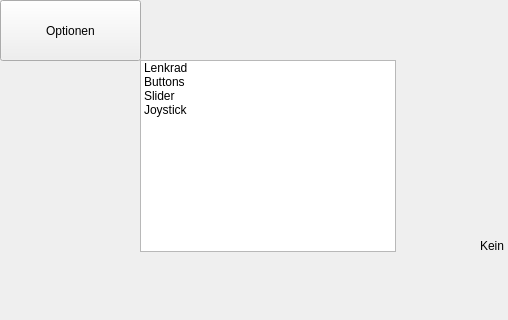
Before: the Qt Designer form src/test_qt_pkg/ui/mainwindow.ui in Silberbart007/Bachelorarbeit, drawn with Qt 5; both pictures show x 0 to 508 and y 0 to 320 of the 1232 by 813 pixel window.
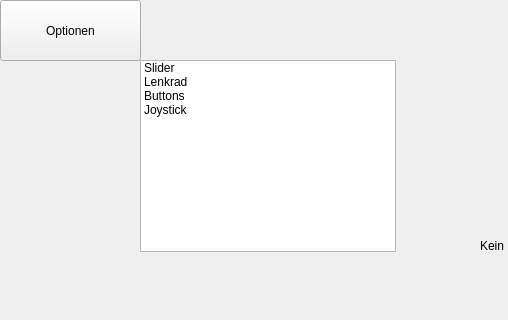
After: the same form once the commit is applied. Custom widgets are drawn as their Qt base class.

```diff
--- a/src/test_qt_pkg/ui/mainwindow.ui
+++ b/src/test_qt_pkg/ui/mainwindow.ui
@@ -198,6 +198,14 @@
     <property name="movement">
      <enum>QListView::Snap</enum>
     </property>
+    <property name="currentRow">
+     <number>-1</number>
+    </property>
+    <item>
+     <property name="text">
+      <string>Slider</string>
+     </property>
+    </item>
     <item>
      <property name="text">
       <string>Lenkrad</string>
@@ -208,11 +216,6 @@
       <string>Buttons</string>
      </property>
     </item>
-    <item>
-     <property name="text">
-      <string>Slider</string>
-     </property>
-    </item>
     <item>
      <property name="text">
       <string>Joystick</string>
@@ -340,6 +343,12 @@
    <header>../include/test_qt_pkg/movable_widget.h</header>
    <container>1</container>
   </customwidget>
+  <customwidget>
+   <class>ObstacleMapWidget</class>
+   <extends>QWidget</extends>
+   <header>../include/test_qt_pkg/obstacle_map_widget.h</header>
+   <container>1</container>
+  </customwidget>
  </customwidgets>
  <resources/>
  <connections/>
```
Left out of the diff: 19 changed lines with no effect on the pictures.
